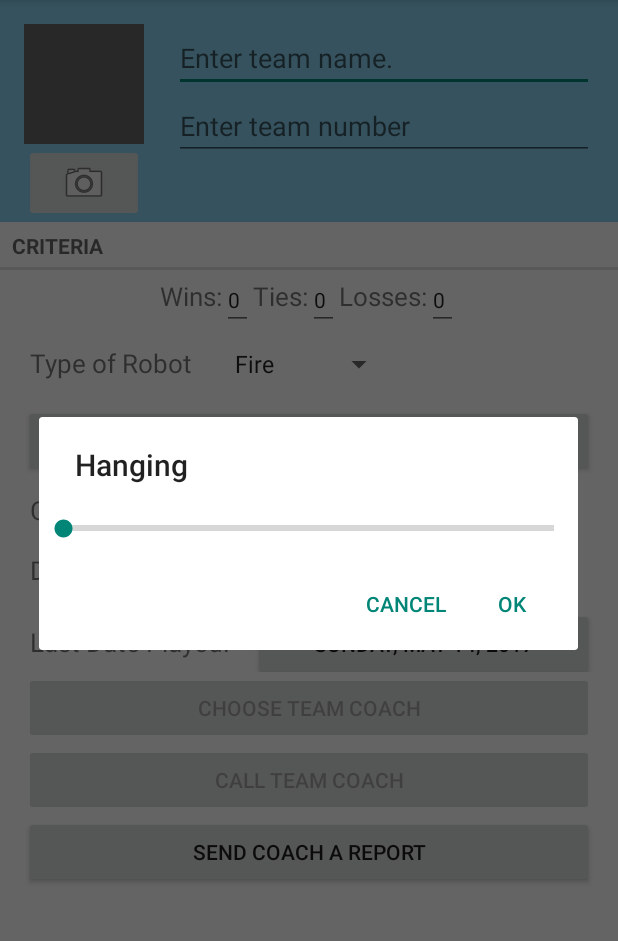
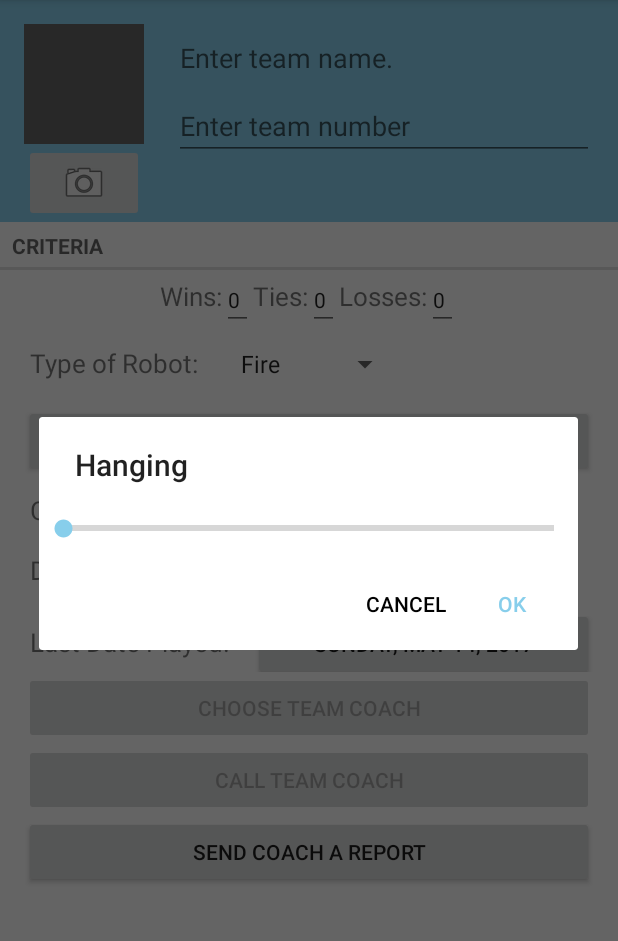
Before and after one commit to 1MmM1/TeamScouter, an Android app: the TeamPagerActivity screen opened directly, with no data from a screen before it, after a tap on an icon or button, on a phone screen of 412 x 824 dp, the part 84-1025 px from its top. Run offline under Robolectric (Android 15) with nearby library versions, the phone set to English and light mode, and no system bars.

Commit message:
YAY COLORS

```diff
--- a/app/src/main/res/layout/dialog_hang.xml
+++ b/app/src/main/res/layout/dialog_hang.xml
@@ -2,10 +2,12 @@
 <LinearLayout xmlns:android="http://schemas.android.com/apk/res/android"
               android:orientation="vertical"
               android:layout_width="match_parent"
-              android:layout_height="match_parent">
+              android:layout_height="match_parent"
+              android:theme="@style/AppTheme">
 
     <SeekBar
         android:id="@+id/hang_seek_bar"
+
         android:layout_width="match_parent"
         android:layout_height="wrap_content"
         style="@style/Widget.AppCompat.ProgressBar.Horizontal"
--- a/app/src/main/res/values/strings.xml
+++ b/app/src/main/res/values/strings.xml
@@ -7,7 +7,7 @@
     <string name="team_number_label">Team Number</string>
     <string name="team_name_label">Team Name</string>
     <string name="team_details_label">Details</string>
-    <string name="robot_type_label">Type of Robot</string>
+    <string name="robot_type_label">Type of Robot:</string>
     <string name="date_picker_title">Last Date Played:</string>
     <string name="new_team">New Team</string>
     <string name="delete_team">Delete Team</string>
@@ -47,7 +47,7 @@
         <item>Defensive</item>
     </string-array>
 
-    <string name="disquals_title">Disqualifications"</string>
+    <string name="disquals_title">Disqualifications:"</string>
     <string name="disquals_text">%1$s</string>
     <string name="win_loss_ties">%1$s - %2$s - %3$s</string>
     <string name="rank">%1$s</string>
--- a/app/src/main/res/values/styles.xml
+++ b/app/src/main/res/values/styles.xml
@@ -3,6 +3,20 @@
     <!-- Base application theme. -->
     <style name="AppTheme" parent="Theme.AppCompat.Light.DarkActionBar">
         <!-- Customize your theme here. -->
+        <item name="colorAccent">#87ceeb</item>
+        <item name="alertDialogTheme">@style/AlertDialogTheme</item>
     </style>
 
+    <style name="AlertDialogTheme" parent="Theme.AppCompat.Light.Dialog.Alert">
+        <item name="buttonBarNegativeButtonStyle">@style/NegativeButtonStyle</item>
+        <item name="buttonBarPositiveButtonStyle">@style/PositiveButtonStyle</item>
+    </style>
+
+    <style name="NegativeButtonStyle" parent="Widget.AppCompat.Button.ButtonBar.AlertDialog">
+        <item name="android:textColor">#000000</item>
+    </style>
+
+    <style name="PositiveButtonStyle" parent="Widget.AppCompat.Button.ButtonBar.AlertDialog">
+        <item name="android:textColor">#87ceeb</item>
+    </style>
 </resources>
```
